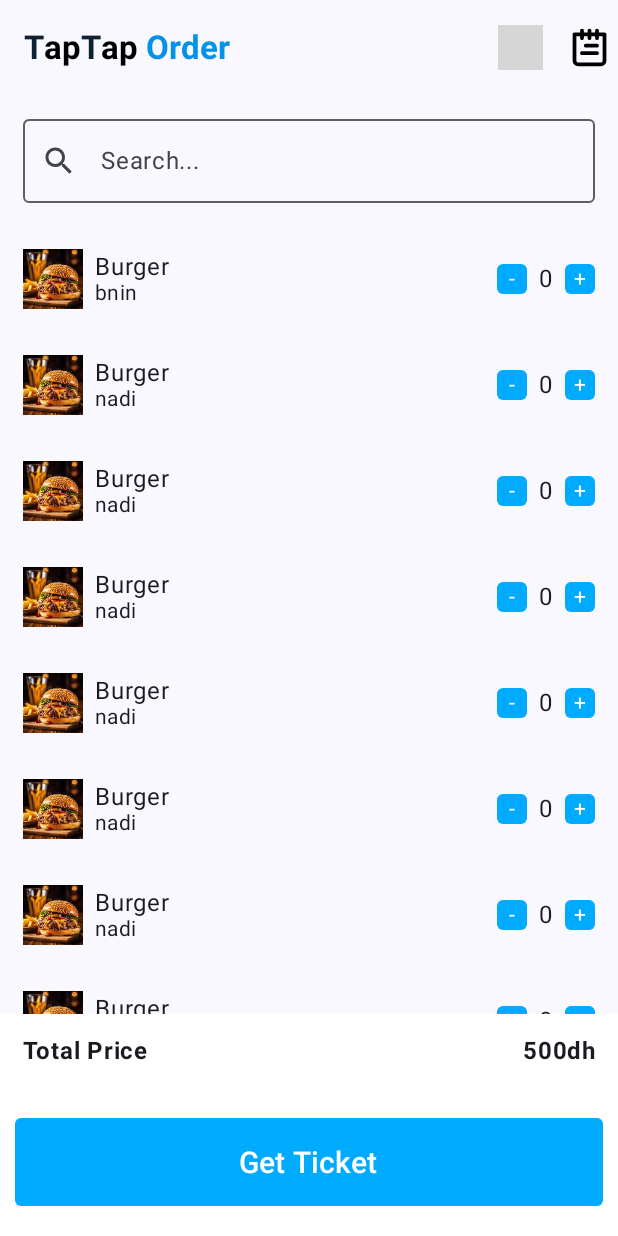
After one commit to 0yaser0/TapTapOrder, an Android app built with Jetpack Compose: the composable MenuOfCategoryPage shown on its own in the app's theme, on a phone screen of 412 x 824 dp. The commit adds this screen. Run offline under Robolectric (Android 15) with nearby library versions, the phone set to English and light mode, and no system bars; grey boxes are pictures that could not be loaded.

Commit message:
Update UI for Menu Page

```diff
--- a/app/src/main/java/com/cmc/taptaporders/MainActivity.kt
+++ b/app/src/main/java/com/cmc/taptaporders/MainActivity.kt
@@ -4,7 +4,7 @@ import android.os.Bundle
 import androidx.activity.ComponentActivity
 import androidx.activity.compose.setContent
 import androidx.activity.enableEdgeToEdge
-import com.cmc.taptaporders.ui.MainContent
+import com.cmc.taptaporders.ui.CategoryPage
 import com.cmc.taptaporders.ui.theme.TapTaOrdersTheme
 
 class MainActivity : ComponentActivity() {
@@ -13,7 +13,7 @@ class MainActivity : ComponentActivity() {
         enableEdgeToEdge()
         setContent {
             TapTaOrdersTheme {
-                MainContent()
+                CategoryPage()
             }
         }
     }
--- a/app/src/main/java/com/cmc/taptaporders/data/local/models/CategorieItem.kt
+++ b/app/src/main/java/com/cmc/taptaporders/data/local/models/CategoryItem.kt
@@ -1,6 +1,6 @@
 package com.cmc.taptaporders.data.local.models
 
-data class CategorieItem(
+data class CategoryItem(
     val path:Int,
     val title:String,
     val desc:String
--- /dev/null
+++ b/app/src/main/java/com/cmc/taptaporders/ui/MenuOfCategoryPage.kt
@@ -0,0 +1,87 @@
+package com.cmc.taptaporders.ui
+
+import androidx.compose.foundation.layout.*
+import androidx.compose.foundation.lazy.LazyColumn
+import androidx.compose.foundation.lazy.items
+import androidx.compose.material3.*
+import androidx.compose.runtime.Composable
+import androidx.compose.ui.Alignment
+import androidx.compose.ui.Modifier
+import androidx.compose.ui.tooling.preview.Preview
+import com.cmc.taptaporders.ui.components.MyToolbar
+import com.cmc.taptaporders.ui.components.MenuItem
+import com.cmc.taptaporders.data.local.models.CategoryItem
+import com.cmc.taptaporders.ui.components.GetTicket
+import com.cmc.taptaporders.ui.components.SearchBarCall
+import com.cmc.taptaporders.ui.components.TotalPrice
+import com.cmc.taptaporders.ui.theme.TapTaOrdersTheme
+import com.example.taptaorders.R
+
+@Composable
+fun MenuOfCategoryPage() {
+    Scaffold(
+        modifier = Modifier.fillMaxSize(),
+        topBar = {
+            Column {
+                MyToolbar()
+                SearchBarCall()
+            }
+        },
+        content = { paddingValues ->
+            Box(modifier = Modifier.fillMaxSize()) {
+                LazyColumn(
+                    modifier = Modifier
+                        .fillMaxSize()
+                        .padding(paddingValues)
+                ) {
+
+                    val menuList = listOf(
+                        CategoryItem(R.drawable.burger, "Burger", "bnin"),
+                        CategoryItem(R.drawable.burger, "Burger", "nadi"),
+                        CategoryItem(R.drawable.burger, "Burger", "nadi"),
+                        CategoryItem(R.drawable.burger, "Burger", "nadi"),
+                        CategoryItem(R.drawable.burger, "Burger", "nadi"),
+                        CategoryItem(R.drawable.burger, "Burger", "nadi"),
+                        CategoryItem(R.drawable.burger, "Burger", "nadi"),
+                        CategoryItem(R.drawable.burger, "Burger", "nadi"),
+                        CategoryItem(R.drawable.burger, "Burger", "nadi"),
+                        CategoryItem(R.drawable.burger, "Tacos", "harban")
+                    )
+
+                    items(menuList) { food ->
+                        MenuItem(
+                            imageResId = food.path,
+                            title = food.title,
+                            description = food.desc,
+                            onClick = {}
+                        )
+                    }
+                }
+
+                Box(
+                    modifier = Modifier
+                        .fillMaxWidth()
+                        .align(Alignment.BottomCenter)
+                ) {
+                    Column(
+                        modifier = Modifier
+                            .fillMaxWidth(),
+                        verticalArrangement = Arrangement.Center,
+                        horizontalAlignment = Alignment.CenterHorizontally
+                    ) {
+                        TotalPrice()
+                        GetTicket()
+                    }
+                }
+            }
+        }
+    )
+}
+
+@Preview(showBackground = true)
+@Composable
+fun MenuOfCategoryPagePreview() {
+    TapTaOrdersTheme {
+        MenuOfCategoryPage()
+    }
+}
--- a/app/src/main/java/com/cmc/taptaporders/ui/components/CategorieMenuItem.kt
+++ b/app/src/main/java/com/cmc/taptaporders/ui/components/CategoryItem.kt
@@ -20,7 +20,7 @@ import androidx.compose.ui.platform.LocalContext
 import com.example.taptaorders.R
 
 @Composable
-fun CategorieMenuItem(
+fun CategoryItem(
     imageResId: Int,
     title: String,
     description: String,
--- /dev/null
+++ b/app/src/main/java/com/cmc/taptaporders/ui/components/MenuItem.kt
@@ -0,0 +1,105 @@
+package com.cmc.taptaporders.ui.components
+
+import androidx.compose.foundation.Image
+import androidx.compose.foundation.clickable
+import androidx.compose.foundation.layout.Column
+import androidx.compose.foundation.layout.Spacer
+import androidx.compose.foundation.layout.fillMaxWidth
+import androidx.compose.foundation.layout.padding
+import androidx.compose.foundation.layout.size
+import androidx.compose.foundation.layout.width
+import androidx.compose.material3.MaterialTheme
+import androidx.compose.material3.Text
+import androidx.compose.runtime.Composable
+import androidx.compose.ui.Alignment
+import androidx.compose.ui.Modifier
+import androidx.compose.ui.res.painterResource
+import androidx.compose.ui.unit.dp
+import androidx.compose.foundation.layout.*
+import androidx.compose.foundation.shape.RoundedCornerShape
+import androidx.compose.material3.Button
+import androidx.compose.material3.ButtonDefaults
+import androidx.compose.ui.graphics.Color
+import androidx.compose.ui.platform.LocalContext
+
+@Composable
+fun MenuItem(
+    imageResId: Int,
+    title: String,
+    description: String,
+    onClick: () -> Unit
+) {
+    val context = LocalContext.current
+    Row(
+        modifier = Modifier
+            .fillMaxWidth()
+            .padding(
+                15.dp
+            )
+            .clickable {
+                onClick()
+            },
+        verticalAlignment = Alignment.CenterVertically
+    ) {
+        Image(
+            painter = painterResource(
+                id = imageResId
+            ), contentDescription = null,
+            modifier = Modifier.size(40.dp)
+        )
+        Spacer(
+            modifier = Modifier.width(8.dp)
+        )
+        Column(
+            modifier = Modifier.weight(1f)
+        ) {
+            Text(
+                text = title, style = MaterialTheme.typography.bodyLarge
+            )
+            Text(
+                text = description,
+                style = MaterialTheme.typography.bodySmall
+            )
+        }
+        Spacer(
+            modifier = Modifier.width(8.dp)
+        )
+        Row(
+            verticalAlignment = Alignment.CenterVertically
+        ) {
+            Button(
+                onClick = { /* Decrement logic here */ },
+                colors = ButtonDefaults.buttonColors(containerColor = Color(0xFF00AAFF)),
+                shape = RoundedCornerShape(4.dp),
+                contentPadding = PaddingValues(0.dp),
+                modifier = Modifier.size(20.dp)
+            ) {
+                Text(
+                    "-",
+                    color = Color.White,
+                    style = MaterialTheme.typography.bodySmall
+                )
+            }
+            Spacer(modifier = Modifier.width(8.dp))
+            Text(
+                text = "0",
+                style = MaterialTheme.typography.bodyLarge
+            )
+            Spacer(modifier = Modifier.width(8.dp))
+            Button(
+                onClick = { /* Increment logic here */ },
+                colors = ButtonDefaults.buttonColors(containerColor = Color(0xFF00AAFF)),
+                shape = RoundedCornerShape(4.dp),
+                contentPadding = PaddingValues(0.dp),
+                modifier = Modifier.size(20.dp)
+            ) {
+                Text(
+                    "+",
+                    color = Color.White,
+                    style = MaterialTheme.typography.bodySmall
+                )
+            }
+        }
+
+    }
+}
```
Also changed, not shown: app/src/main/java/com/cmc/taptaporders/ui/CategoryPage.kt (renamed from app/src/main/java/com/cmc/taptaporders/ui/MainContent.kt, +18 -18 lines).
